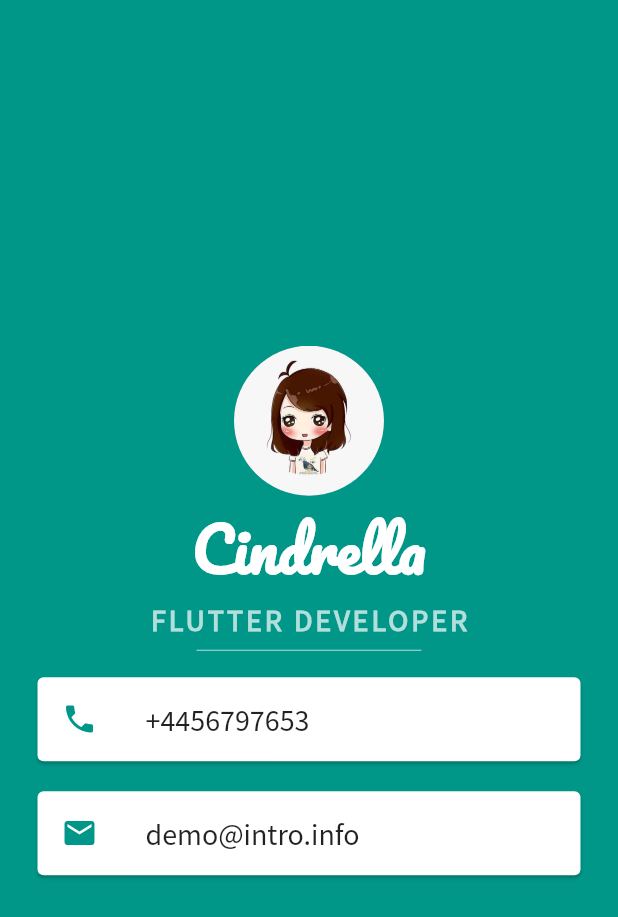
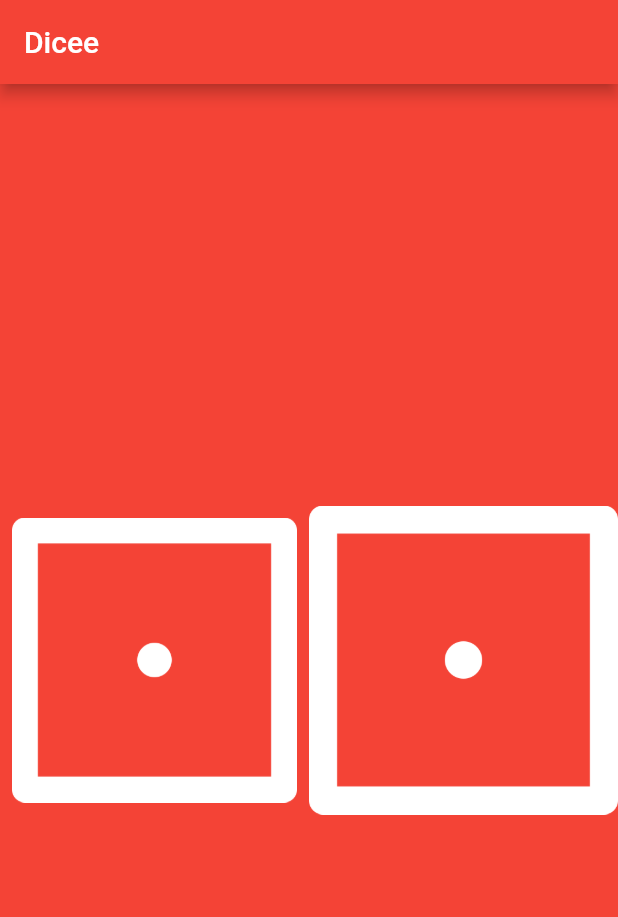
Before and after one commit to pr0mila/Flutter-Practice, a Flutter app: the screen it shows after launch, on a phone screen of 412 x 824 dp. Shown: the top 917 px of the screen. Run offline on Flutter 3.47's test engine with Material 2 defaults, Android fonts, the phone set to English and light mode, and no system bars.

Commit message:
dice added

```diff
--- a/lib/main.dart
+++ b/lib/main.dart
@@ -1,110 +1,33 @@
 import 'package:flutter/material.dart';
-import 'package:flutter/widgets.dart';
 
 void main() {
-  runApp(MyApp());
+  return runApp(
+    MaterialApp(
+      home: Scaffold(
+        backgroundColor: Colors.red,
+        appBar: AppBar(
+          title: Text('Dicee'),
+          backgroundColor: Colors.red,
+        ),
+        body: DicePage(),
+      ),
+    ),
+  );
 }
 
-class MyApp extends StatelessWidget {
-  // This widget is the root of your application.
+class DicePage extends StatelessWidget {
   @override
   Widget build(BuildContext context) {
-    return MaterialApp(
-      title: 'Flutter Demo',
-      theme: ThemeData(
-        // This is the theme of your application.
-        //
-        // Try running your application with "flutter run". You'll see the
-        // application has a blue toolbar. Then, without quitting the app, try
-        // changing the primarySwatch below to Colors.green and then invoke
-        // "hot reload" (press "r" in the console where you ran "flutter run",
-        // or simply save your changes to "hot reload" in a Flutter IDE).
-        // Notice that the counter didn't reset back to zero; the application
-        // is not restarted.
-        primarySwatch: Colors.teal,
+    return Center(
+      child: Row(
+        children: <Widget>[
+          Expanded(child: Padding(
+            padding: const EdgeInsets.all(8.0),
+            child: Image.asset('images/dice1.png'),
+          )),
+          Expanded(child: Image.asset('images/dice1.png'))
+        ],
       ),
-      home: MyHomePage(),
     );
   }
 }
-
-class MyHomePage extends StatefulWidget {
-  // MyHomePage({Key? key, required this.title}) : super(key: key);
-
-  @override
-  _MyHomePageState createState() => _MyHomePageState();
-}
-
-class _MyHomePageState extends State<MyHomePage> {
-  @override
-  Widget build(BuildContext context) {
-    return Scaffold(
-        backgroundColor: Colors.teal,
-        body: SafeArea(
-            child: Column(
-          mainAxisAlignment: MainAxisAlignment.center,
-          children: <Widget>[
-            CircleAvatar(
-              radius: 50.0,
-              backgroundImage: AssetImage('images/profile.jpg'),
-            ),
-            Text(
-              'Cindrella',
-              style: TextStyle(
-                  fontFamily: 'Pacifico',
-                  fontSize: 40.0,
-                  fontWeight: FontWeight.bold,
-                  color: Colors.white),
-            ),
-            Text(
-              'FLUTTER DEVELOPER',
-              style: TextStyle(
-                fontFamily: 'Source Sans Pro',
-                fontSize: 20.0,
-                fontWeight: FontWeight.bold,
-                letterSpacing: 2.0,
-                color: Colors.teal.shade100,
-              ),
-            ),
-            SizedBox(
-              width: 150.0,
-              child: Divider(
-                color: Colors.teal.shade100,
-              ),
-            ),
-            Card(
-                color: Colors.white,
-                margin: EdgeInsets.symmetric(vertical: 10.0, horizontal: 25.0),
-                child: ListTile(
-                    leading: Icon(
-                      Icons.phone,
-                      color: Colors.teal,
-                    ),
-                    title: Text(
-                      '+4456797653',
-                      style: TextStyle(
-                        fontFamily: 'Source Sans Pro',
-                        fontSize: 20.0,
-                      ),
-                    ))),
-            Card(
-                color: Colors.white,
-                margin: EdgeInsets.symmetric(vertical: 10.0, horizontal: 25.0),
-                child: ListTile(
-                    leading: Icon(
-                      Icons.email,
-                      color: Colors.teal,
-                    ),
-                    title: Text(
-                      'demo@intro.info',
-                      style: TextStyle(
-                        fontFamily: 'Source Sans Pro',
-                        fontSize: 20.0,
-                      ),
-                    ))),
-          ],
-        ))
-        // This trailing comma makes auto-formatting nicer for build methods.
-        );
-  }
-}
```
Also changed, not shown: pubspec.yaml (+6 -1 lines), images/dice1.png (added), images/dice2.png (added), images/dice3.png (added), images/dice4.png (added), images/dice5.png (added), images/dice6.png (added), 1 other file.
